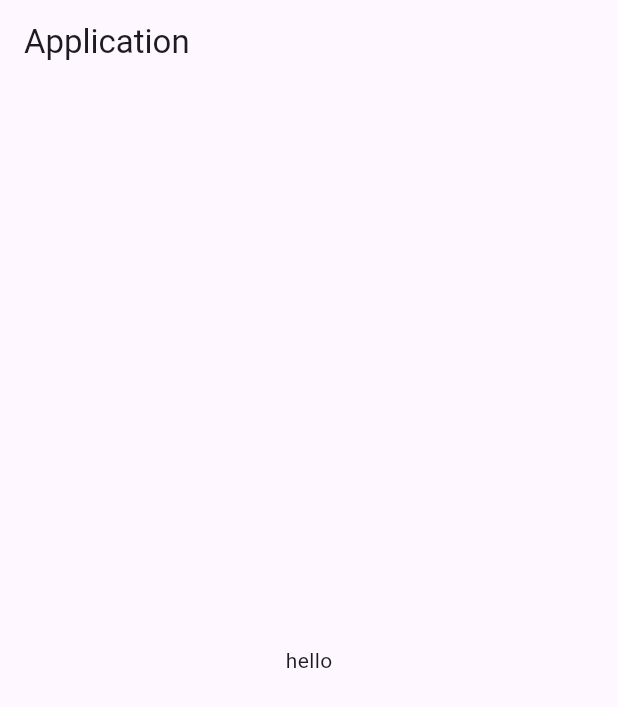
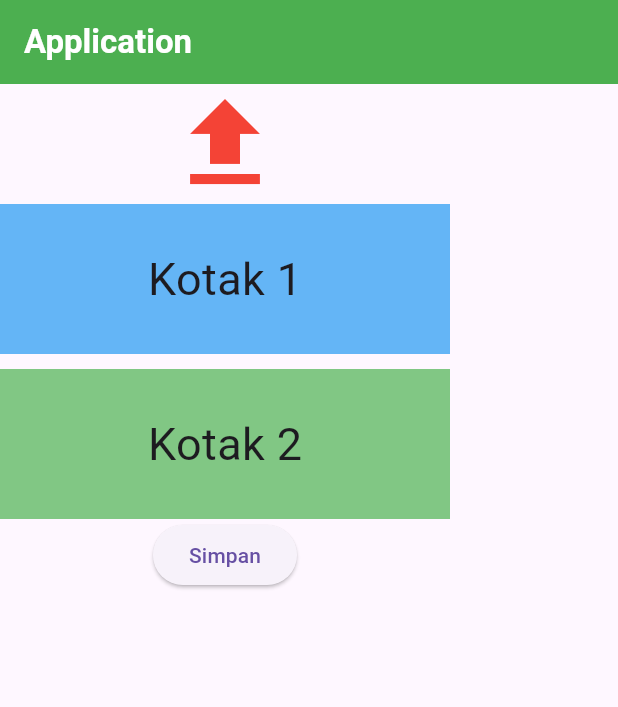
Before and after one commit to Khafid224/Flutter_Pemula, a Flutter app: the screen it shows after launch, on a phone screen of 412 x 824 dp. Shown: the top 707 px of the screen. Run offline on Flutter 3.47's test engine with Material 3 defaults, Android fonts, the phone set to English and light mode, and no system bars.

Commit message:
buat kotak

```diff
--- a/lib/main.dart
+++ b/lib/main.dart
@@ -12,10 +12,42 @@ class MyApp extends StatelessWidget {
     return MaterialApp(
       home: Scaffold(
         appBar: AppBar(
-          title: Text('Application'),
+          title: Text("Application",style: TextStyle(color: Colors.white, fontWeight: FontWeight.bold)),
+          backgroundColor: Colors.green,
         ),
-        body: Center(child: Text("hello")),
-      ),
+        body: Column(
+          children: [
+            Icon(
+              Icons.upload,
+              size: 80,
+              color: Colors.red,
+            ),
+            Container(
+              width: 300,
+                height: 100,
+                color: Colors.blue.shade300,
+                child: Center(
+                    child: Text("Kotak 1",
+                style: TextStyle(fontSize: 30),
+            )),
+                    ),
+            SizedBox(
+              height: 10,
+            ),
+            Container(
+              width: 300,
+              height: 100,
+              color: Colors.green.shade300,
+              child: Center(
+                  child: Text("Kotak 2",
+                    style: TextStyle(fontSize: 30),
+                  )),
+            ),
+            ElevatedButton(onPressed: (){
+              print("anda telah klik");
+            }, child: Text("Simpan"))
+          ],
+        )),
     );
   }
 }
```
